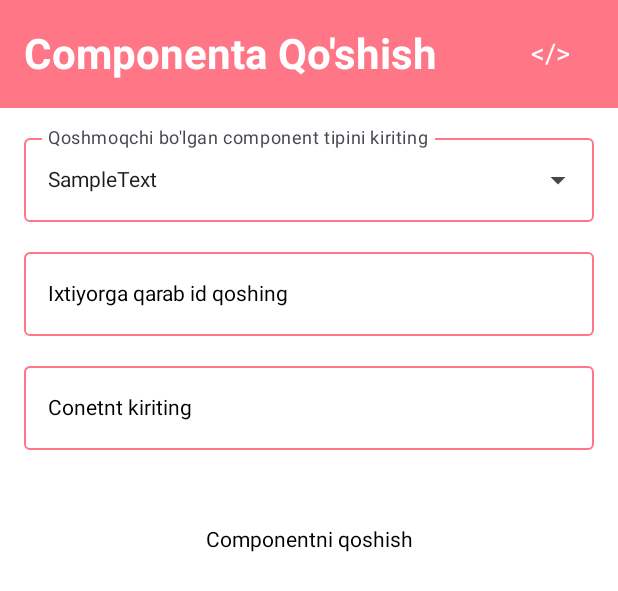
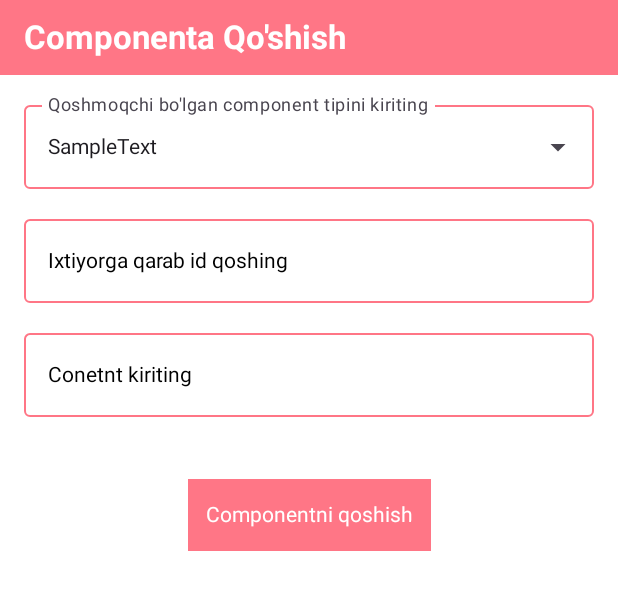
Before and after one commit to JaxongirIsmoilov/AdminFormApp, an Android app built with Jetpack Compose: the @Preview function ComponentScreenPreview, on a phone screen of 412 x 824 dp. Shown: the top 591 px of the screen. Run offline under Robolectric (Android 15) with nearby library versions, the phone set to English and light mode, and no system bars; our stand-ins replace Voyager.

Commit message:
TextDefault component delete repo

```diff
--- a/app/src/main/java/uz/gita/jaxongir/adminformapp/presentation/componentsscreen/ComponentScreen.kt
+++ b/app/src/main/java/uz/gita/jaxongir/adminformapp/presentation/componentsscreen/ComponentScreen.kt
@@ -11,6 +11,7 @@ import androidx.compose.foundation.layout.fillMaxWidth
 import androidx.compose.foundation.layout.padding
 import androidx.compose.foundation.layout.size
 import androidx.compose.foundation.layout.wrapContentSize
+import androidx.compose.foundation.shape.RoundedCornerShape
 import androidx.compose.material.Text
 import androidx.compose.material3.OutlinedTextField
 import androidx.compose.material3.OutlinedTextFieldDefaults
@@ -24,6 +25,7 @@ import androidx.compose.runtime.remember
 import androidx.compose.runtime.setValue
 import androidx.compose.ui.Alignment
 import androidx.compose.ui.Modifier
+import androidx.compose.ui.draw.clip
 import androidx.compose.ui.graphics.Color
 import androidx.compose.ui.graphics.Color.Companion.White
 import androidx.compose.ui.text.font.FontWeight
@@ -99,17 +101,17 @@ fun MainContent(
             androidx.compose.material3.Text(
                 text = "Componenta Qo'shish",
                 color = Color.White,
-                fontSize = 28.sp,
+                fontSize = 22.sp,
                 fontWeight = FontWeight.Bold,
             )
 
             Spacer(modifier = Modifier.weight(1f))
 
-            TextButton(onClick = {
-                showDialog.value = true
-            }) {
-                Text(text = "</>", fontSize = 18.sp, color = White)
-            }
+//            TextButton(onClick = {
+//                showDialog.value = true
+//            }) {
+//                Text(text = "</>", fontSize = 22.sp, color = White)
+//            }
         }
 
         Column(modifier = Modifier.padding(horizontal = 16.dp)) {
@@ -199,7 +201,7 @@ fun MainContent(
                             onEventListener = onEventDispatcher::invoke,
                             id = id,
                             userId = userId,
-                            content= content
+                            content = content
                         )
                     }
 
@@ -232,8 +234,14 @@ fun MainContent(
                             modifier = Modifier
                                 .wrapContentSize()
                                 .align(Alignment.TopCenter)
+                                .padding(5.dp)
+                                .background(Color(0xffff7686))
                         ) {
-                            Text(text = "Componentni qoshish")
+                            Text(
+                                text = "Componentni qoshish",
+                                modifier = Modifier.clip(RoundedCornerShape(12.dp)),
+                                color = Color.White
+                            )
                         }
                     }
 
@@ -273,11 +281,21 @@ fun MainContent(
                     }
 
                     ComponentEnum.Selector -> {
-                        SelectorContent(onEventListener = onEventDispatcher::invoke, id = id, userId = userId, content = content)
+                        SelectorContent(
+                            onEventListener = onEventDispatcher::invoke,
+                            id = id,
+                            userId = userId,
+                            content = content
+                        )
                     }
 
                     ComponentEnum.Spinner -> {
-                        SpinnerContent(onEventListener = onEventDispatcher::invoke, id = id, userId = userId, content = content)
+                        SpinnerContent(
+                            onEventListener = onEventDispatcher::invoke,
+                            id = id,
+                            userId = userId,
+                            content = content
+                        )
                     }
                 }
             }
```
Also changed, not shown: app/src/main/java/uz/gita/jaxongir/adminformapp/presentation/preview/PreviewScreen.kt (+13 -5 lines), app/src/main/java/uz/gita/jaxongir/adminformapp/ui/components/DialogSpinner.kt (+10 -10 lines), app/src/main/java/uz/gita/jaxongir/adminformapp/ui/previewitems/TextFieldPreview.kt (+12 -16 lines).
